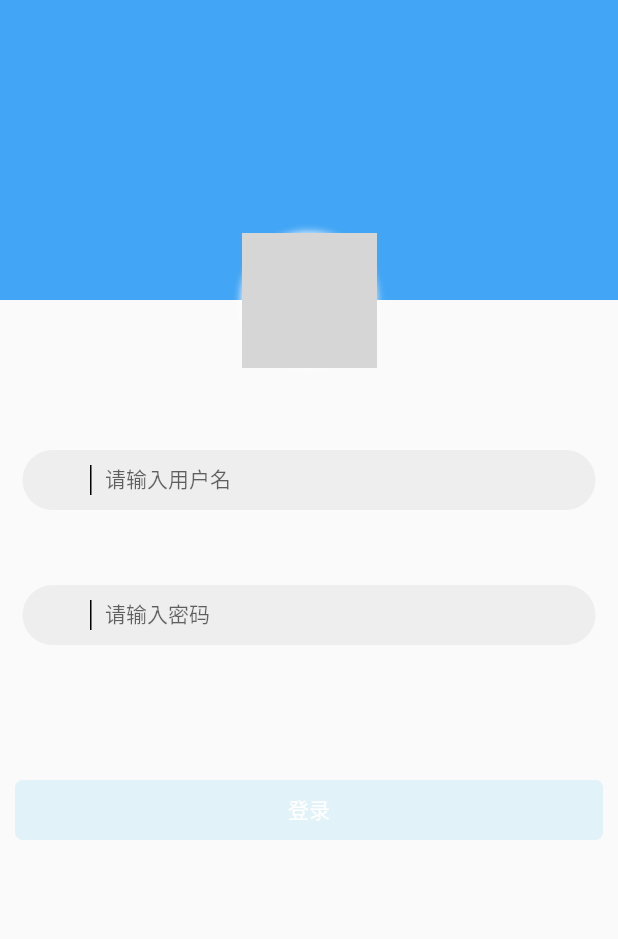
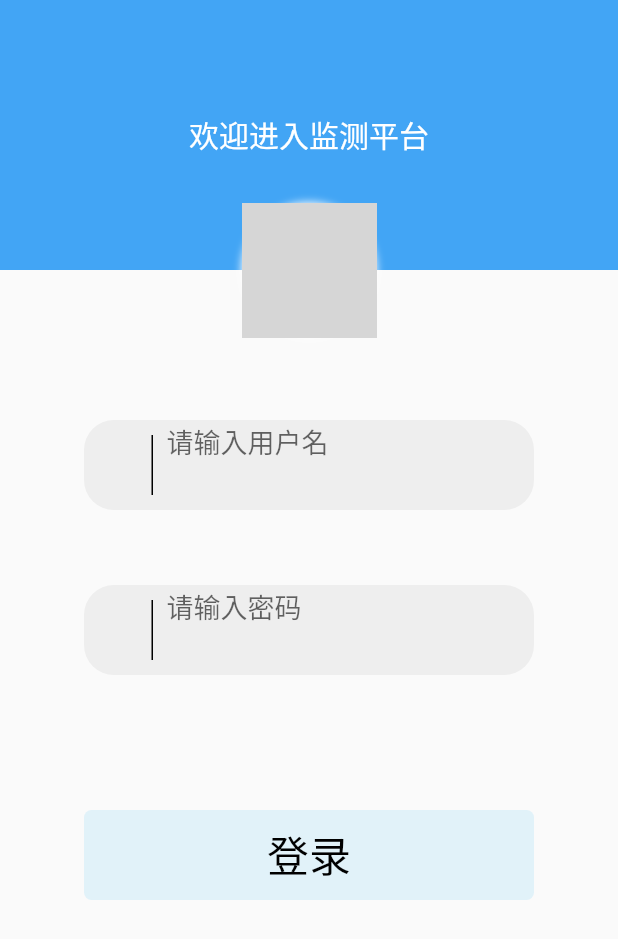
Before and after one commit to csfred/flutter-wqm, a Flutter app: the screen it shows after launch, on a phone screen of 412 x 824 dp. Shown: the top 939 px of the screen. Run offline on Flutter 3.47's test engine with Material 2 defaults, Android fonts, the phone set to English and light mode, and no system bars; our stand-ins replace charts_flutter, fluttertoast, js, shared_preferences; missing offline and left inert: dart:html, dart:js_util; network calls fail; grey boxes are pictures that could not be loaded.

Commit message:
修改地图BUG，登录显示问题

```diff
--- a/lib/flutter_amap_map/web/amap_2d_view_state.dart
+++ b/lib/flutter_amap_map/web/amap_2d_view_state.dart
@@ -42,6 +42,7 @@ class AMap2DViewState extends State<AMap2DView> {
       _aMap.plugin(plugins, allowInterop(() {
         _aMap.addControl(Scale());
         _aMap.addControl(ToolBar());
+        _aMap.setCenter(new LngLat(109.103,34.360));
 
         final AMap2DWebController controller = AMap2DWebController(_aMap, widget);
         if (widget.onAMap2DViewCreated != null) {
--- a/lib/pages/home.dart
+++ b/lib/pages/home.dart
@@ -61,8 +61,8 @@ class _HomePageState extends State<HomePage> {
           //TimeLineCharts(300, 300, true),
           //FlutterMap(),
           Container(
-            width: 1000,
-            height: 500,
+            width: 1500,
+            height: 700,
             child:AMap2DView(
             onPoiSearched: (result) {
             },
--- a/lib/pages/login.dart
+++ b/lib/pages/login.dart
@@ -37,9 +37,16 @@ class _LoginPageState extends State<LoginPage> {
             _buildTopWidget(context),
             //_buildAccountLoginTip(),
             SizedBox(height: 100),
-            _buildEditWidget(context),
+            Container(
+              alignment: Alignment.center,
+              child: _buildEditWidget(context),
+              ),
+
             SizedBox(height: 50),
-            _buildLoginButton(),
+            Container(
+              alignment: Alignment.center,
+              child: _buildLoginButton(),
+              ),
           ],
         ),
       ),
@@ -48,7 +55,7 @@ class _LoginPageState extends State<LoginPage> {
 
   /// 头部
   Widget _buildTopWidget(BuildContext context) {
-    double height = 200.0;
+    double height = 180.0;
     double width = MediaQuery.of(context).size.width;
     return Container(
       width: width,
@@ -57,6 +64,12 @@ class _LoginPageState extends State<LoginPage> {
       child: Stack(
         clipBehavior: Clip.none,
         children: <Widget>[
+          Container(
+            child: Center(
+              child: Text(
+               "欢迎进入监测平台",
+              style: TextStyle(fontSize: 20, color: Colors.white, fontWeight: FontWeight.w100),),),
+          ),
           Positioned(
             left: (width - 90) / 2.0,
             top: height - 45,
@@ -68,10 +81,8 @@ class _LoginPageState extends State<LoginPage> {
                 boxShadow: [
                   BoxShadow(color: Theme.of(context).cardColor, blurRadius: 4.0)
                 ],
-
                 ///形状
                 shape: BoxShape.circle,
-
                 ///图片
                 image: DecorationImage(
                   fit: BoxFit.cover,
@@ -103,7 +114,8 @@ class _LoginPageState extends State<LoginPage> {
 
   Widget _buildLoginNameTextField() {
     return Container(
-      height: 40,
+      width: 300,
+      height: 60,
       decoration: BoxDecoration(
         color: Colors.grey[200],
         borderRadius: BorderRadius.all(Radius.circular(20.0)),
@@ -138,7 +150,7 @@ class _LoginPageState extends State<LoginPage> {
                 hintText: "请输入用户名",
                 border: InputBorder.none,
               ),
-              style: TextStyle(fontSize: 14),
+              style: TextStyle(fontSize: 18),
             ),
           )
         ],
@@ -148,7 +160,8 @@ class _LoginPageState extends State<LoginPage> {
 
   Widget _buildPwdTextField() {
     return Container(
-        height: 40,
+        width: 300,
+        height: 60,
         decoration: BoxDecoration(
           color: Colors.grey[200],
           borderRadius: BorderRadius.all(Radius.circular(20.0)),
@@ -183,7 +196,7 @@ class _LoginPageState extends State<LoginPage> {
                   hintText: "请输入密码",
                   border: InputBorder.none,
                 ),
-                style: TextStyle(fontSize: 14),
+                style: TextStyle(fontSize: 18),
                 obscureText: true,
 
                 /// 设置密码
@@ -197,8 +210,9 @@ class _LoginPageState extends State<LoginPage> {
     return Container(
       margin: EdgeInsets.only(top: 40, left: 10, right: 10),
       padding: EdgeInsets.all(0),
-      width: MediaQuery.of(context).size.width - 20,
-      height: 40,
+      //width: MediaQuery.of(context).size.width - 20,
+      width: 300,
+      height: 60,
       child: Container(
         height: 44,
         decoration: BoxDecoration(
@@ -231,7 +245,7 @@ class _LoginPageState extends State<LoginPage> {
             },
             child: Text(
               "登录",
-              style: TextStyle(color: Colors.white),
+              style: TextStyle(color: Colors.black, fontSize: 28),
             )),
       ),
     );
--- a/lib/utils/responsive_widget.dart
+++ b/lib/utils/responsive_widget.dart
@@ -32,9 +32,9 @@ class ResponsiveWidget extends StatelessWidget {
         if (constraints.maxWidth > 768) {
           return largeScreen;
         } else if (constraints.maxWidth < 1200 && constraints.maxWidth > 425) {
-          return mediumScreen ?? largeScreen;
+          return mediumScreen;
         } else {
-          return smallScreen ?? largeScreen;
+          return smallScreen;
         }
       },
     );
```
Also changed, not shown: pubspec.yaml (+5 -5 lines).
